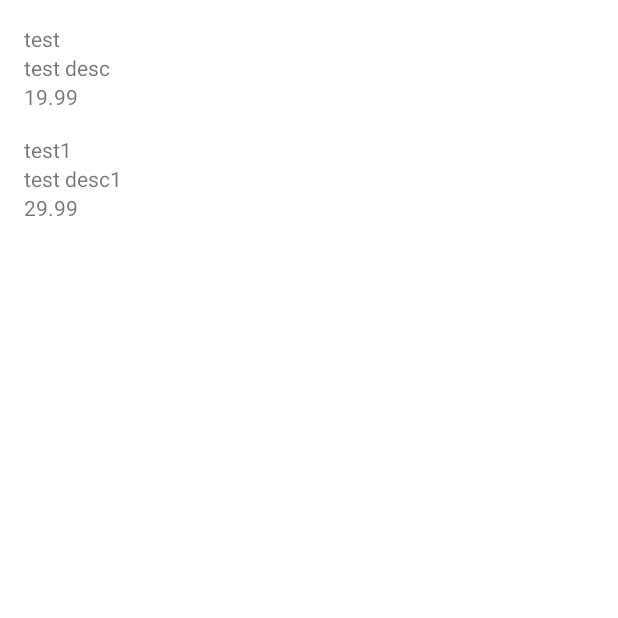
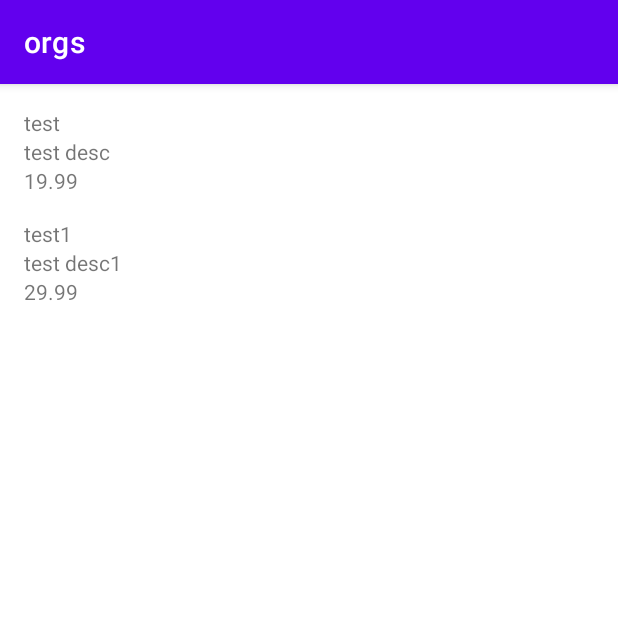
Before and after one commit to aline-mattos/orgs, an Android app: the screen it shows after launch (MainActivity), on a phone screen of 412 x 824 dp, the top half of it. Run offline under Robolectric (Android 15) with nearby library versions, the phone set to English and light mode, and no system bars.

```diff
--- a/app/build.gradle
+++ b/app/build.gradle
@@ -36,6 +36,8 @@ dependencies {
     implementation 'androidx.core:core-ktx:1.7.0'
     implementation 'androidx.appcompat:appcompat:1.3.0'
     implementation 'com.google.android.material:material:1.4.0'
+    implementation 'androidx.constraintlayout:constraintlayout:2.0.4'
+    implementation "androidx.recyclerview:recyclerview:1.2.0"
     testImplementation 'junit:junit:4.13.2'
     androidTestImplementation 'androidx.test.ext:junit:1.1.3'
     androidTestImplementation 'androidx.test.espresso:espresso-core:3.4.0'
--- a/app/src/main/java/com/belominha/orgs/ui/activity/MainActivity.kt
+++ b/app/src/main/java/com/belominha/orgs/ui/activity/MainActivity.kt
@@ -1,35 +1,22 @@
 package com.belominha.orgs.ui.activity
 
-import android.app.Activity
 import android.os.Bundle
-import androidx.recyclerview.widget.LinearLayoutManager
+import androidx.appcompat.app.AppCompatActivity
 import androidx.recyclerview.widget.RecyclerView
 import com.belominha.orgs.R
 import com.belominha.orgs.model.Product
 import com.belominha.orgs.ui.recyclerview.adapter.ProductListAdapter
 import java.math.BigDecimal
 
-class MainActivity : Activity() {
+class MainActivity : AppCompatActivity(R.layout.activity_main) {
 
     override fun onCreate(savedInstanceState: Bundle?) {
         super.onCreate(savedInstanceState)
-        setContentView(R.layout.activity_main)
         val recyclerView = findViewById<RecyclerView>(R.id.recyclerView)
         recyclerView.adapter = ProductListAdapter(this, listOf(
             Product("test","test desc", BigDecimal("19.99")),
             Product("test1","test desc1", BigDecimal("29.99"))
         ))
-
-
-
-        //recyclerView.layoutManager = LinearLayoutManager(this)
-
-        /*val title = findViewById<TextView>(R.id.title)
-        title.text = "Cesta de Frutas"
-        val description = findViewById<TextView>(R.id.description)
-        description.text = "Laranja, manga e maçã"
-        val value = findViewById<TextView>(R.id.value)
-        value.text = "19.99"*/
     }
 
 }
```
Also changed, not shown: app/src/main/AndroidManifest.xml (+14 -6 lines), app/src/main/java/com/belominha/orgs/ui/activity/ProductFormActivity.kt (added, +8 -0 lines), app/src/main/res/layout/activity_product_form.xml (added, +9 -0 lines).
